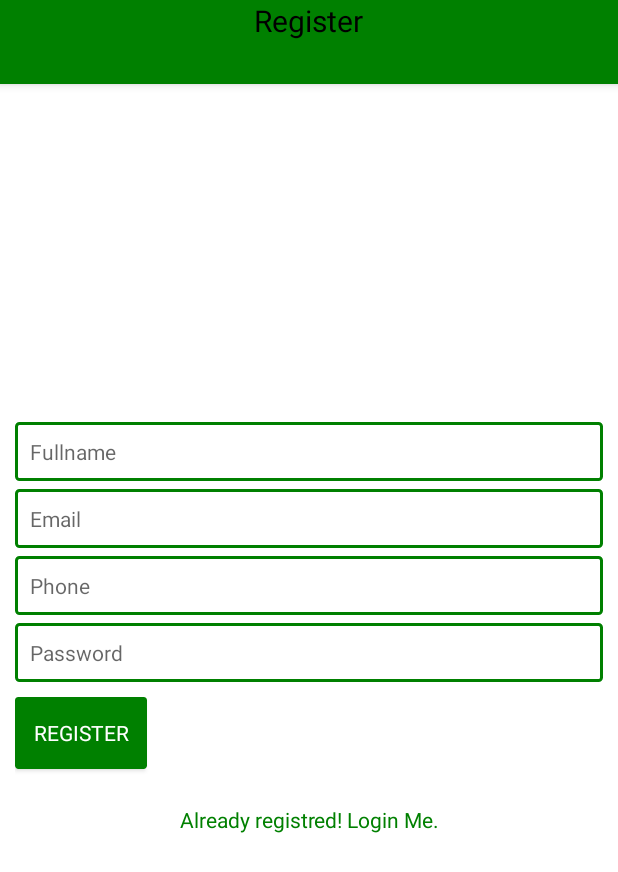
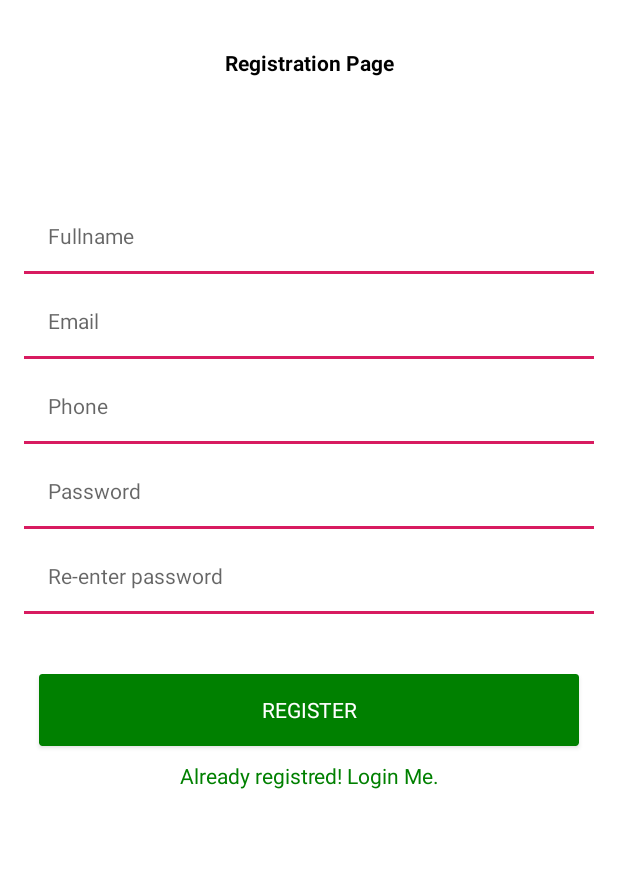
Before and after one commit to musicophile/Filymart-Android-App, an Android app: the RegisterActivity screen opened directly, with no data from a screen before it, on a phone screen of 412 x 824 dp. Shown: the top 872 px of the screen. Run offline under Robolectric (Android 15) with nearby library versions, the phone set to English and light mode, and no system bars; our stand-ins replace Volley; 2 statements that could not run were skipped.

Commit message:
fix registration page ui

```diff
--- a/app/src/main/res/drawable/edittext_pressed.xml
+++ b/app/src/main/res/drawable/edittext_pressed.xml
@@ -12,7 +12,8 @@
 
             <padding
                 android:left="0dp"
-                android:right="0dp" />
+                android:right="0dp"
+                />
         </shape>
     </item>
     <item>
--- a/app/src/main/res/layout/activity_register.xml
+++ b/app/src/main/res/layout/activity_register.xml
@@ -1,128 +1,129 @@
 <?xml version="1.0" encoding="utf-8"?>
 <android.support.constraint.ConstraintLayout xmlns:android="http://schemas.android.com/apk/res/android"
+    xmlns:app="http://schemas.android.com/apk/res-auto"
+    xmlns:tools="http://schemas.android.com/tools"
     android:layout_width="match_parent"
     android:layout_height="match_parent"
-    xmlns:tools="http://schemas.android.com/tools"
-    xmlns:app="http://schemas.android.com/apk/res-auto"
     android:background="@color/background"
-    tools:context=".RegisterActivity"
+    android:padding="@dimen/edittext_padding"
+    tools:context=".RegisterActivity">
 
-    >
-
-    <android.support.design.widget.AppBarLayout
-        android:id="@+id/bar"
-        android:layout_width="match_parent"
-        android:layout_marginBottom="4dp"
-        android:layout_height="?actionBarSize"
-        app:layout_constraintTop_toTopOf="parent"
-        app:layout_constraintStart_toStartOf="parent"
-        app:layout_constraintEnd_toEndOf="parent">
 
     <TextView
+        android:id="@+id/register_title"
         android:layout_width="wrap_content"
         android:layout_height="wrap_content"
-            android:text="Register"
-            android:textSize="20dp"
+        android:layout_gravity="center"
+        android:layout_marginTop="@dimen/edittext_padding"
+        android:text="@string/register"
         android:textAppearance="?android:textAppearanceSmall"
         android:textColor="@color/input_register_bg"
-            android:layout_gravity="center"
-           />
-    </android.support.design.widget.AppBarLayout>
-    <android.support.constraint.ConstraintLayout
-        android:layout_width="match_parent"
-        android:layout_height="match_parent"
-        android:padding="@dimen/tendp"
-        >
+        android:textStyle="bold"
+        app:layout_constraintEnd_toEndOf="parent"
+        app:layout_constraintStart_toStartOf="parent"
+        app:layout_constraintTop_toTopOf="parent" />
 
 
     <EditText
         android:id="@+id/name"
-            android:layout_width="fill_parent"
+        android:layout_width="match_parent"
         android:layout_height="wrap_content"
-            android:background="@drawable/rounded_edittext_states"
+        android:background="@drawable/edittext_selector"
         android:hint="@string/hint_name"
-            android:padding="10dp"
-            android:singleLine="true"
+        android:inputType="text"
+        android:layout_marginTop="80dp"
+        android:padding="@dimen/edittext_padding"
         android:textAppearance="?android:textAppearanceSmall"
-            android:inputType="textCapWords"
         app:layout_constraintStart_toStartOf="parent"
-            app:layout_constraintBottom_toBottomOf="parent"
-            app:layout_constraintTop_toTopOf="parent"
+        app:layout_constraintTop_toBottomOf="@id/register_title"
         app:layout_constraintVertical_bias="0.355"
-            tools:layout_editor_absoluteX="0dp"
-          />
+        tools:layout_editor_absoluteX="0dp" />
 
     <EditText
         android:id="@+id/email"
         android:layout_width="fill_parent"
         android:layout_height="wrap_content"
         android:layout_marginTop="5dp"
+        android:background="@drawable/edittext_selector"
         android:hint="@string/hint_email"
         android:inputType="textEmailAddress"
-            android:padding="10dp"
+        android:padding="@dimen/edittext_padding"
         android:singleLine="true"
         android:textAppearance="?android:textAppearanceSmall"
-            android:background="@drawable/rounded_edittext_states"
-            app:layout_constraintTop_toBottomOf="@id/name"
-            app:layout_constraintStart_toStartOf="@id/name"/>
+        app:layout_constraintStart_toStartOf="@id/name"
+        app:layout_constraintTop_toBottomOf="@id/name" />
 
     <EditText
         android:id="@+id/phone"
         android:layout_width="fill_parent"
         android:layout_height="wrap_content"
         android:layout_marginTop="5dp"
-            android:background="@drawable/rounded_edittext_states"
+        android:background="@drawable/edittext_selector"
         android:hint="Phone"
         android:inputType="textEmailAddress"
+        android:padding="@dimen/edittext_padding"
+        android:singleLine="true"
         android:textAppearance="?android:textAppearanceSmall"
-            android:padding="10dp"
-            android:singleLine="true"
-            app:layout_constraintTop_toBottomOf="@id/email"
         app:layout_constraintStart_toStartOf="@id/name"
-            />
+        app:layout_constraintTop_toBottomOf="@id/email" />
 
     <EditText
         android:id="@+id/password"
         android:layout_width="fill_parent"
         android:layout_height="wrap_content"
         android:layout_marginTop="5dp"
-            android:background="@drawable/rounded_edittext_states"
+        android:background="@drawable/edittext_selector"
         android:hint="@string/hint_password"
         android:inputType="textPassword"
-            android:padding="10dp"
-            android:singleLine="true"
+        android:padding="@dimen/edittext_padding"
         android:textAppearance="?android:textAppearanceSmall"
-            app:layout_constraintTop_toBottomOf="@id/phone"
-            app:layout_constraintStart_toStartOf="@id/name"/>
+        app:layout_constraintStart_toStartOf="@id/name"
+        app:layout_constraintTop_toBottomOf="@id/phone" />
+
+    <EditText
+        android:id="@+id/re_password"
+        android:layout_width="fill_parent"
+        android:layout_height="wrap_content"
+        android:layout_marginTop="5dp"
+        android:background="@drawable/edittext_selector"
+        android:hint="@string/re_hint_password"
+        android:inputType="textPassword"
+        android:padding="@dimen/edittext_padding"
+        android:textAppearance="?android:textAppearanceSmall"
+        app:layout_constraintStart_toStartOf="@id/name"
+        app:layout_constraintTop_toBottomOf="@id/password" />
 
     <!-- Login Button -->
 
     <Button
         android:id="@+id/btnRegister"
-            android:layout_width="wrap_content"
+        android:layout_width="match_parent"
         android:layout_height="wrap_content"
-            android:layout_marginTop="10dp"
+        android:layout_marginTop="@dimen/fortydp"
         android:background="@drawable/button"
         android:text="@string/btn_register"
+        android:layout_marginStart="@dimen/tendp"
+        android:layout_marginEnd="@dimen/tendp"
         android:textAppearance="?android:textAppearanceSmall"
         android:textColor="@color/colorWhite"
-            app:layout_constraintTop_toBottomOf="@id/password"
-            app:layout_constraintStart_toStartOf="@id/name"/>
+        app:layout_constraintStart_toStartOf="parent"
+        app:layout_constraintEnd_toEndOf="parent"
+        app:layout_constraintTop_toBottomOf="@id/re_password" />
 
     <!-- Link to Login Screen -->
 
-        <Button
+    <TextView
         android:id="@+id/btnLinkToLoginScreen"
         android:layout_width="match_parent"
         android:layout_height="wrap_content"
-            android:layout_marginTop="10dp"
-            android:background="@null"
+        android:layout_marginTop="@dimen/tendp"
         android:text="@string/btn_link_to_login"
+        android:textAlignment="center"
         android:textAllCaps="false"
+        android:textAppearance="?android:textAppearanceSmall"
         android:textColor="@color/colorPrimary"
-            android:textAppearance="?android:textAppearanceSmall"
-            app:layout_constraintTop_toBottomOf="@id/btnRegister"
-            app:layout_constraintStart_toEndOf="@id/btnRegister"/>
+        app:layout_constraintEnd_toEndOf="parent"
+        app:layout_constraintStart_toEndOf="@id/btnRegister"
+        app:layout_constraintStart_toStartOf="parent"
+        app:layout_constraintTop_toBottomOf="@id/btnRegister" />
 </android.support.constraint.ConstraintLayout>
-
-</android.support.constraint.ConstraintLayout>
--- a/app/src/main/res/values/strings.xml
+++ b/app/src/main/res/values/strings.xml
@@ -84,5 +84,7 @@
     <string name="forgot_password">Forgot Password?</string>
     <string name="skip">Skip</string>
     <string name="login_page">Login Page</string>
+    <string name="register">Registration Page</string>
+    <string name="re_hint_password">Re-enter password</string>
 
 </resources>
```
Lines whose indentation alone changed are shown as unchanged.
